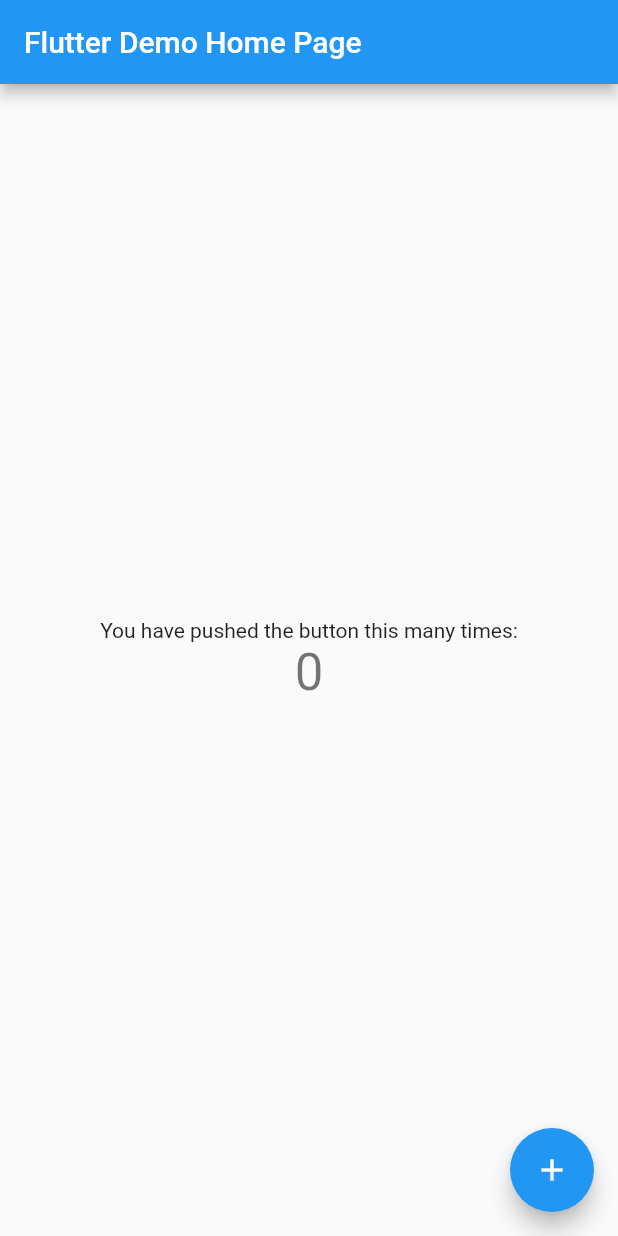
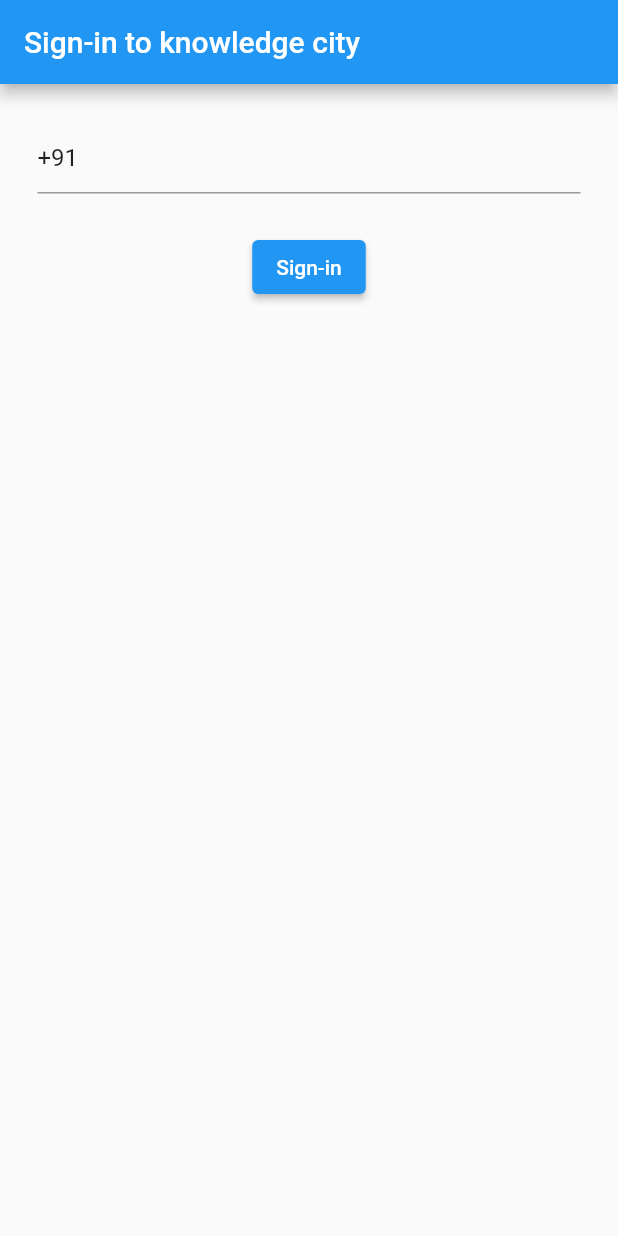
Before and after one commit to dhanrajvermaRepo/firebase_assignment, a Flutter app: the screen it shows after launch, on a phone screen of 412 x 824 dp. Run offline on Flutter 3.47's test engine with Material 2 defaults, Android fonts, the phone set to English and light mode, and no system bars; our stand-ins replace cloud_firestore, firebase_auth, firebase_core, firebase_messaging; accounts and stored records are empty.

```diff
--- /dev/null
+++ b/lib/auth_service.dart
@@ -0,0 +1,37 @@
+import 'package:firebase_auth/firebase_auth.dart';
+
+class AuthService {
+  static final AuthService _authService = AuthService._internal();
+  factory AuthService() {
+    return _authService;
+  }
+  AuthService._internal();
+  final FirebaseAuth _auth=FirebaseAuth.instance;
+
+  Stream<User?> authStateChange() async* {
+    yield* _auth.authStateChanges();
+  }
+
+  User? get currentUser => _auth.currentUser;
+
+  Future<void> verifyPhoneNumber(
+      String phoneNumber,
+      PhoneVerificationFailed phoneVerificationFailed,
+      PhoneCodeSent phoneCodeSent) async {
+    await _auth.verifyPhoneNumber(
+      timeout: Duration.zero,
+      phoneNumber: phoneNumber,
+      verificationCompleted: (PhoneAuthCredential credential) {},
+      verificationFailed: phoneVerificationFailed,
+      codeSent: phoneCodeSent,
+      codeAutoRetrievalTimeout: (String verificationId) {},
+    );
+  }
+
+ Future<UserCredential> signInWithCredential(AuthCredential credential){
+    return _auth.signInWithCredential(credential);
+  }
+  Future<void> logOut(){
+   return  _auth.signOut();
+  }
+}
--- /dev/null
+++ b/lib/login_screen.dart
@@ -0,0 +1,86 @@
+import 'package:firebase_assignment/auth_service.dart';
+import 'package:firebase_auth/firebase_auth.dart';
+import 'package:flutter/material.dart';
+
+import 'enter_sms_code.dart';
+
+class LoginScreen extends StatefulWidget {
+  @override
+  _LoginScreenState createState() => _LoginScreenState();
+}
+
+class _LoginScreenState extends State<LoginScreen> {
+  final TextEditingController _controller = TextEditingController(text: '+91');
+  final AuthService _authService = AuthService();
+  OverlayEntry? _overlayEntry;
+
+  void _showOverLay() {
+    if (_overlayEntry != null) return;
+    OverlayState? overlayState = Overlay.of(context);
+    _overlayEntry = OverlayEntry(builder: (context) {
+      return Container(
+        color: Colors.black.withOpacity(0.3),
+        alignment: Alignment.center,
+        child: Center(
+          child: CircularProgressIndicator(),
+        ),
+      );
+    });
+    overlayState?.insert(_overlayEntry!);
+  }
+
+  void removeOverLay() {
+    if (_overlayEntry != null) {
+      _overlayEntry?.remove();
+      _overlayEntry = null;
+    }
+  }
+
+  void authenticationFailed(FirebaseAuthException e) {
+    ScaffoldMessenger.of(context)
+        .showSnackBar(SnackBar(content: Text('${e.code}')));
+  }
+
+  void codeSent(String verificationId, int? resendToken) async {
+    Navigator.of(context).push(MaterialPageRoute(builder: (context) {
+      return EnterSMSCode(
+        verificationId: verificationId,
+      );
+    }));
+    removeOverLay();
+  }
+
+  @override
+  Widget build(BuildContext context) {
+    return Scaffold(
+      appBar: AppBar(
+        title: Text("Sign-in to knowledge city"),
+      ),
+      body: Column(
+        crossAxisAlignment: CrossAxisAlignment.center,
+        children: [
+          Padding(
+            padding: const EdgeInsets.all(25.0),
+            child: TextFormField(
+              controller: _controller,
+              autovalidateMode: AutovalidateMode.onUserInteraction,
+              keyboardType: TextInputType.phone,
+              decoration: InputDecoration(
+                  border: UnderlineInputBorder(),
+                  errorBorder: UnderlineInputBorder(),
+                  hintText: "Phone number"),
+            ),
+          ),
+          ElevatedButton(
+              onPressed: () async {
+                FocusScope.of(context).requestFocus(FocusNode());
+                _showOverLay();
+                await _authService.verifyPhoneNumber(
+                    _controller.text, authenticationFailed, codeSent);
+              },
+              child: Text('Sign-in'))
+        ],
+      ),
+    );
+  }
+}
--- a/lib/main.dart
+++ b/lib/main.dart
@@ -1,113 +1,86 @@
+import 'package:firebase_assignment/repository/firestore_services.dart';
+import 'package:firebase_assignment/topics.dart';
+import 'package:firebase_assignment/home.dart';
+import 'package:firebase_assignment/widgets/loading.dart';
+import 'package:firebase_assignment/widgets/something_went_wrong.dart';
+import 'package:firebase_auth/firebase_auth.dart';
+import 'package:firebase_messaging/firebase_messaging.dart';
 import 'package:flutter/material.dart';
+import 'package:firebase_core/firebase_core.dart';
+
+import 'auth_service.dart';
+import 'login_screen.dart';
+
+Future<void> _firebaseMessagingBackgroundHandler(RemoteMessage message) async {
+  await Firebase.initializeApp();
+  print("Handling a background message: ${message.messageId}");
+}
 
 void main() {
-  runApp(MyApp());
+  WidgetsFlutterBinding.ensureInitialized();
+  FirebaseMessaging.onBackgroundMessage(_firebaseMessagingBackgroundHandler);
+  runApp(MaterialApp(home: App(),));
 }
 
-class MyApp extends StatelessWidget {
-  // This widget is the root of your application.
-  @override
-  Widget build(BuildContext context) {
-    return MaterialApp(
-      title: 'Flutter Demo',
-      theme: ThemeData(
-        // This is the theme of your application.
-        //
-        // Try running your application with "flutter run". You'll see the
-        // application has a blue toolbar. Then, without quitting the app, try
-        // changing the primarySwatch below to Colors.green and then invoke
-        // "hot reload" (press "r" in the console where you ran "flutter run",
-        // or simply save your changes to "hot reload" in a Flutter IDE).
-        // Notice that the counter didn't reset back to zero; the application
-        // is not restarted.
-        primarySwatch: Colors.blue,
-      ),
-      home: MyHomePage(title: 'Flutter Demo Home Page'),
-    );
-  }
+class App extends StatefulWidget {
+  _AppState createState() => _AppState();
 }
 
-class MyHomePage extends StatefulWidget {
-  MyHomePage({Key key, this.title}) : super(key: key);
+class _AppState extends State<App> {
+  // Set default `_initialized` and `_error` state to false
+  bool _initialized = false;
+  bool _error = false;
 
-  // This widget is the home page of your application. It is stateful, meaning
-  // that it has a State object (defined below) that contains fields that affect
-  // how it looks.
-
-  // This class is the configuration for the state. It holds the values (in this
-  // case the title) provided by the parent (in this case the App widget) and
-  // used by the build method of the State. Fields in a Widget subclass are
-  // always marked "final".
-
-  final String title;
-
-  @override
-  _MyHomePageState createState() => _MyHomePageState();
-}
-
-class _MyHomePageState extends State<MyHomePage> {
-  int _counter = 0;
-
-  void _incrementCounter() {
-    setState(() {
-      // This call to setState tells the Flutter framework that something has
-      // changed in this State, which causes it to rerun the build method below
-      // so that the display can reflect the updated values. If we changed
-      // _counter without calling setState(), then the build method would not be
-      // called again, and so nothing would appear to happen.
-      _counter++;
-    });
+  // Define an async function to initialize FlutterFire
+  void initializeFlutterFire() async {
+    try {
+      // Wait for Firebase to initialize and set `_initialized` state to true
+      await Firebase.initializeApp();
+      setState(() {
+        _initialized = true;
+      });
+    } catch(e) {
+      // Set `_error` state to true if Firebase initialization fails
+      setState(() {
+        _error = true;
+      });
+    }
   }
 
   @override
+  void initState() {
+    super.initState();
+    initializeFlutterFire();
+  }
+
+
+  @override
   Widget build(BuildContext context) {
-    // This method is rerun every time setState is called, for instance as done
-    // by the _incrementCounter method above.
-    //
-    // The Flutter framework has been optimized to make rerunning build methods
-    // fast, so that you can just rebuild anything that needs updating rather
-    // than having to individually change instances of widgets.
-    return Scaffold(
-      appBar: AppBar(
-        // Here we take the value from the MyHomePage object that was created by
-        // the App.build method, and use it to set our appbar title.
-        title: Text(widget.title),
-      ),
-      body: Center(
-        // Center is a layout widget. It takes a single child and positions it
-        // in the middle of the parent.
-        child: Column(
-          // Column is also a layout widget. It takes a list of children and
-          // arranges them vertically. By default, it sizes itself to fit its
-          // children horizontally, and tries to be as tall as its parent.
-          //
-          // Invoke "debug painting" (press "p" in the console, choose the
-          // "Toggle Debug Paint" action from the Flutter Inspector in Android
-          // Studio, or the "Toggle Debug Paint" command in Visual Studio Code)
-          // to see the wireframe for each widget.
-          //
-          // Column has various properties to control how it sizes itself and
-          // how it positions its children. Here we use mainAxisAlignment to
-          // center the children vertically; the main axis here is the vertical
-          // axis because Columns are vertical (the cross axis would be
-          // horizontal).
-          mainAxisAlignment: MainAxisAlignment.center,
-          children: <Widget>[
-            Text(
-              'You have pushed the button this many times:',
-            ),
-            Text(
-              '$_counter',
-              style: Theme.of(context).textTheme.headline4,
-            ),
-          ],
-        ),
-      ),
-      floatingActionButton: FloatingActionButton(
-        onPressed: _incrementCounter,
-        tooltip: 'Increment',
-        child: Icon(Icons.add),
-      ), // This trailing comma makes auto-formatting nicer for build methods.
-    );
+    // Show error message if initialization failed
+    if(_error) {
+      return SomethingWentWrong();
+    }
+
+    // Show a loader until FlutterFire is initialized
+    if (!_initialized) {
+      return Loading();
+    }
+
+    return StreamBuilder<User?>(builder: (context, AsyncSnapshot<User?> snapshot){
+      if(snapshot.connectionState==ConnectionState.waiting){
+        return Loading();
+      }else if(snapshot.hasError){
+        return SomethingWentWrong();
+      }
+      else if(snapshot.hasData){
+        if(snapshot.data!=null){
+          FireStoreService().getUser(snapshot.data!.uid);
+          return Home();
+        }
+        return SomethingWentWrong();
+      }else{
+        return LoginScreen();
+      }
+    },stream: AuthService().authStateChange(),initialData: AuthService().currentUser,);
   }
 }
--- /dev/null
+++ b/lib/modals/app_user.dart
@@ -0,0 +1,14 @@
+class KCUser{
+  const KCUser({required this.uid,required this.isAdmin});
+  final String uid;
+  final bool isAdmin;
+  Map<String,dynamic> toJason(){
+    return {
+      "uid":this.uid,
+      "isAdmin":this.isAdmin
+    };
+  }
+  factory KCUser.fromJson(Map<String,dynamic> user){
+    return KCUser(uid: user['uid'], isAdmin: user["isAdmin"]);
+  }
+}
--- /dev/null
+++ b/lib/repository/collections.dart
@@ -0,0 +1,6 @@
+class FSCollections{
+  static const USER='user';
+  static const VIDEOS='videos';
+  static const PDFS='pdfs';
+  static const PHOTOS='photos';
+}
--- /dev/null
+++ b/lib/repository/firestore_services.dart
@@ -0,0 +1,32 @@
+import 'dart:async';
+
+import 'package:cloud_firestore/cloud_firestore.dart';
+import 'package:firebase_assignment/modals/app_user.dart';
+import 'package:firebase_assignment/repository/collections.dart';
+
+class FireStoreService{
+  static final FireStoreService _fireStoreService = FireStoreService._internal();
+  factory FireStoreService() {
+    return _fireStoreService;
+  }
+  FireStoreService._internal();
+  final FirebaseFirestore _firestore = FirebaseFirestore.instance;
+  final StreamController<KCUser> _controller = StreamController<KCUser>.broadcast();
+  void dispose(){
+    _controller.close();
+  }
+  Stream<KCUser> get kcUser=>_controller.stream;
+
+  Future<void> addUser(KCUser user)async{
+    var doc=await getUser(user.uid);
+    if(doc.exists) return;
+    await _firestore.collection(FSCollections.USER).doc(user.uid).set(user.toJason());
+  }
+  Future<DocumentSnapshot<Map<String,dynamic>>> getUser(String uid)async{
+     var docRef=await _firestore.collection(FSCollections.USER).doc(uid).get(GetOptions(source: Source.serverAndCache));
+     if(docRef.exists){
+       _controller.add(KCUser.fromJson(docRef.data()!));
+     }
+     return docRef;
+  }
+}
--- /dev/null
+++ b/lib/topics.dart
@@ -0,0 +1,3 @@
+class Topics{
+  static const ALL_USERS='allUsers';
+}
```
Also changed, not shown: lib/admin/adminHome.dart (added, +27 -0 lines), lib/enter_sms_code.dart (added, +84 -0 lines), lib/home.dart (added, +54 -0 lines), lib/repository/send_push_notification.dart (added, +41 -0 lines), lib/user_home/user_home.dart (added, +47 -0 lines), lib/widgets/loading.dart (added, +8 -0 lines), lib/widgets/something_went_wrong.dart (added, +16 -0 lines), pubspec.yaml (+7 -1 lines), pubspec.lock, 3 other files.
